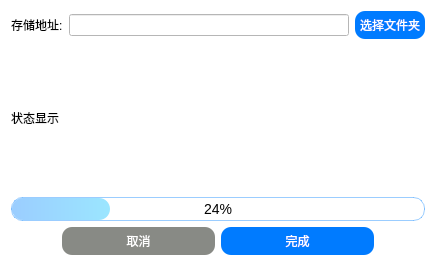
First picture: the form in Qt-IM/filerec.ui, repository XiaoZheng2003/BIT-QT-IM, before the edit.
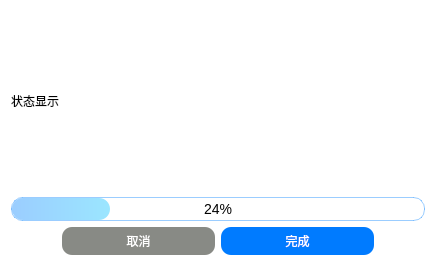
Second picture: the form after the edit.

Commit message: 优化版本冲突

Patch:
```diff
--- a/Qt-IM/filerec.ui
+++ b/Qt-IM/filerec.ui
@@ -19,39 +19,6 @@
   <layout class="QVBoxLayout" name="verticalLayout_2">
    <item>
     <layout class="QVBoxLayout" name="verticalLayout">
-     <item>
-      <layout class="QHBoxLayout" name="horizontalLayout">
-       <item>
-        <widget class="QLabel" name="label">
-         <property name="text">
-          <string>存储地址:</string>
-         </property>
-        </widget>
-       </item>
-       <item>
-        <widget class="QLineEdit" name="pathname"/>
-       </item>
-       <item>
-        <widget class="QPushButton" name="button_normal">
-         <property name="styleSheet">
-          <string notr="true">QPushButton {
-               background-color:#007BFF;
-               color: white;
-               padding: 5px;
-               border: none;
-               border-radius: 10px;
- }
-QPushButton:hover {
-              background-color:  #9cd3fa;
-}</string>
-         </property>
-         <property name="text">
-          <string>选择文件夹</string>
-         </property>
-        </widget>
-       </item>
-      </layout>
-     </item>
      <item>
       <widget class="QLabel" name="statusLabel">
        <property name="text">
```
The commit also changes 1 other file.
